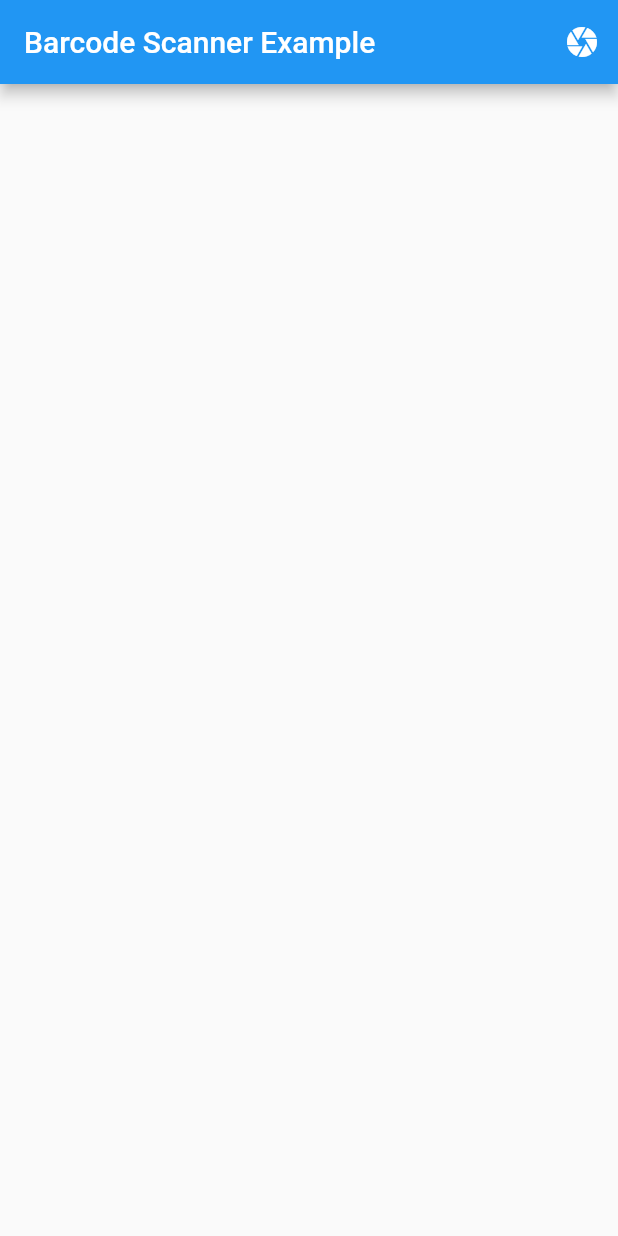
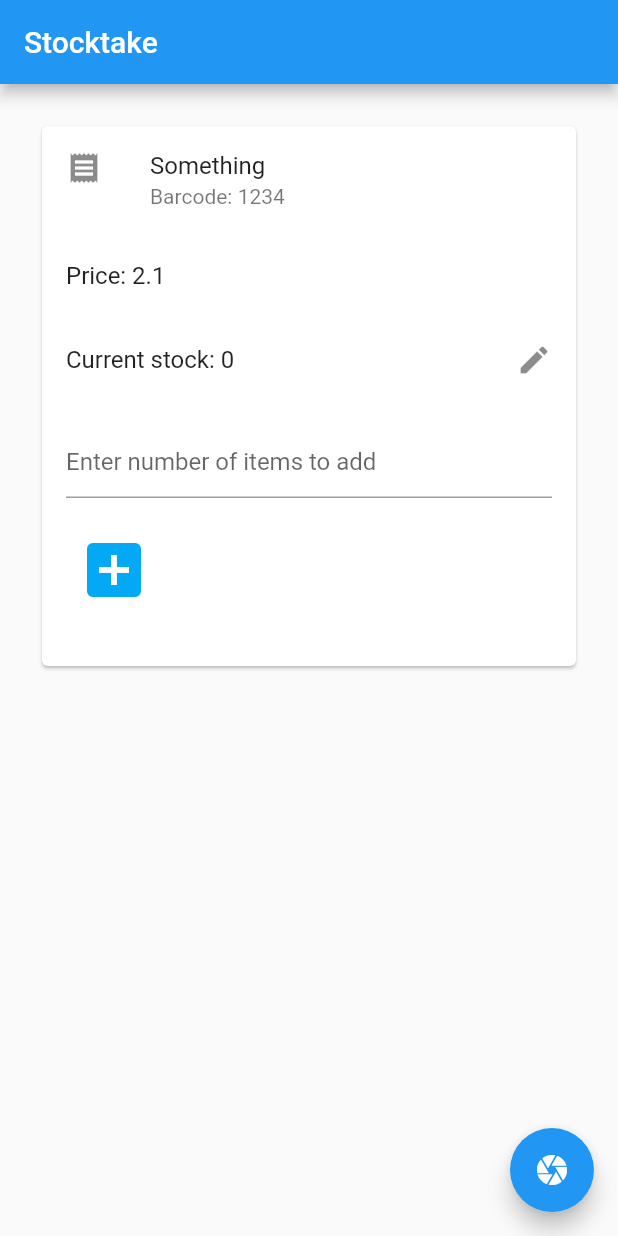
Before and after one commit to ruairitobrien/StockTake, a Flutter app: the screen it shows after launch, on a phone screen of 412 x 824 dp. Run offline on Flutter 3.47's test engine with Material 2 defaults, Android fonts, the phone set to English and light mode, and no system bars; missing offline and left inert: barcode_scan.

Commit message:
Form layout pretty OK

```diff
--- a/lib/main.dart
+++ b/lib/main.dart
@@ -1,11 +1,53 @@
 import 'dart:async';
-
+import 'dart:convert';
 import 'package:barcode_scan/barcode_scan.dart';
 import 'package:flutter/material.dart';
 import 'package:flutter/services.dart';
+import 'package:http/http.dart' as http;
 
 void main() {
   runApp(Stocktake());
+}
+
+class Product {
+  final String barcode;
+  final String description;
+  final String averageCost;
+  final String price;
+  final int stock;
+
+  Product(
+      {this.barcode,
+      this.description,
+      this.averageCost,
+      this.price,
+      this.stock});
+
+  factory Product.fromJson(Map<String, dynamic> json) {
+    return Product(
+        barcode: json['barcode'],
+        description: json['description'],
+        averageCost: json['averageCost'],
+        price: json['price'],
+        stock: json['stock']);
+  }
+}
+
+class ProductResponse {
+  final String status;
+  final Product value;
+
+  ProductResponse({
+    this.status,
+    this.value,
+  });
+
+  factory ProductResponse.fromJson(Map<String, dynamic> json) {
+    return ProductResponse(
+      status: json['status'],
+      value: Product.fromJson(json['value']),
+    );
+  }
 }
 
 class Stocktake extends StatelessWidget {
@@ -18,55 +60,98 @@ class Stocktake extends StatelessWidget {
         primarySwatch: Colors.blue,
         visualDensity: VisualDensity.adaptivePlatformDensity,
       ),
-      home: HomePage(title: 'Stocktake'),
+      home: HomePage(),
     );
   }
 }
 
 class HomePage extends StatefulWidget {
-  HomePage({Key key, this.title}) : super(key: key);
-
-  final String title;
+  HomePage({Key key}) : super(key: key);
 
   @override
   _HomePageState createState() => _HomePageState();
 }
 
 class _HomePageState extends State<HomePage> {
-  ScanResult scanResult;
+  final _formKey = GlobalKey<FormState>();
+  ProductResponse productResponse;
 
   @override
   // ignore: type_annotate_public_apis
   initState() {
     super.initState();
-
-    Future.delayed(Duration.zero, () async {
-      setState(() {});
-    });
+    productResponse = ProductResponse(
+        status: "SUCCESS",
+        value: Product(
+            barcode: "1234",
+            description: "Something",
+            averageCost: "2.2345",
+            price: "2.1",
+            stock: 0));
   }
 
   @override
   Widget build(BuildContext context) {
+    Product product;
+    if (productResponse != null) product = productResponse.value;
+
     var contentList = <Widget>[
-      if (scanResult != null)
+      if (productResponse == null)
+        Center(
+          child: Text('Scan a barcode to begin'),
+        ),
+      if (productResponse != null)
         Card(
           child: Column(
             children: <Widget>[
               ListTile(
-                title: Text("Result Type"),
-                subtitle: Text(scanResult.type?.toString() ?? ""),
+                leading: Icon(Icons.receipt),
+                title: Text(product.description),
+                subtitle: Text('Barcode: ${product.barcode}'),
               ),
               ListTile(
-                title: Text("Raw Content"),
-                subtitle: Text(scanResult.rawContent ?? ""),
+                title: Text('Price: ${product.price}'),
               ),
               ListTile(
-                title: Text("Format"),
-                subtitle: Text(scanResult.format?.toString() ?? ""),
+                title: Text('Current stock: ${product.stock}'),
+                trailing: Icon(Icons.edit),
               ),
-              ListTile(
-                title: Text("Format note"),
-                subtitle: Text(scanResult.formatNote ?? ""),
+              Padding(
+                padding: const EdgeInsets.symmetric(
+                    vertical: 16.0, horizontal: 16.0),
+                child: Form(
+                  key: _formKey,
+                  child: Column(
+                    crossAxisAlignment: CrossAxisAlignment.start,
+                    children: <Widget>[
+                      TextFormField(
+                        decoration: const InputDecoration(
+                          hintText: 'Enter number of items to add',
+                        ),
+                        validator: (value) {
+                          if (value.isEmpty) {
+                            return 'Please enter an amount';
+                          }
+                          return null;
+                        },
+                      ),
+                      Padding(
+                        padding: const EdgeInsets.symmetric(vertical: 16.0),
+                        child: IconButton(
+                          icon: Icon(Icons.add_box),
+                          color: Colors.lightBlue,
+                          iconSize: 48,
+                          tooltip: 'Add stock',
+                          onPressed: () {
+                            setState(() {
+                              if (_formKey.currentState.validate()) {}
+                            });
+                          },
+                        ),
+                      ),
+                    ],
+                  ),
+                ),
               ),
             ],
           ),
@@ -75,46 +160,37 @@ class _HomePageState extends State<HomePage> {
 
     return Scaffold(
       appBar: AppBar(
-        title: Text('Barcode Scanner Example'),
-        actions: <Widget>[
-          IconButton(
-            icon: Icon(Icons.camera),
-            tooltip: "Scan",
-            onPressed: scan,
-          )
-        ],
+        title: Text('Stocktake'),
       ),
-      body: ListView(
-        scrollDirection: Axis.vertical,
-        shrinkWrap: true,
-        children: contentList,
+      body: new Padding(
+        padding: const EdgeInsets.all(24.0),
+        child: new Column(
+            mainAxisAlignment: MainAxisAlignment.start,
+            mainAxisSize: MainAxisSize.max,
+            crossAxisAlignment: CrossAxisAlignment.center,
+            children: contentList),
       ),
+      floatingActionButton: new FloatingActionButton(
+          child: new Icon(Icons.camera), onPressed: fabPressed),
     );
   }
 
-  Future scan() async {
+  Future fabPressed() async {
     try {
       var options = ScanOptions();
 
       var result = await BarcodeScanner.scan(options: options);
-
-      setState(() => scanResult = result);
+      var res = await getProduct(result.rawContent);
+      var productResponse = ProductResponse.fromJson(json.decode(res.body));
+      setState(() => productResponse = productResponse);
     } on PlatformException catch (e) {
-      var result = ScanResult(
-        type: ResultType.Error,
-        format: BarcodeFormat.unknown,
-      );
-
-      if (e.code == BarcodeScanner.cameraAccessDenied) {
-        setState(() {
-          result.rawContent = 'The user did not grant the camera permission!';
-        });
-      } else {
-        result.rawContent = 'Unknown error: $e';
-      }
-      setState(() {
-        scanResult = result;
-      });
+      print(e);
     }
   }
 }
+
+Future<http.Response> getProduct(String barCode) {
+  return http.get(
+      'https://script.google.com/macros/s/AKfycbyPSw_kcKCK7_tY453y4J1U13NR5VZssPhwaJYdPQHuhvDwHNM/exec?barcode=' +
+          barCode);
+}
--- a/pubspec.yaml
+++ b/pubspec.yaml
@@ -1,5 +1,5 @@
 name: stocktake
-description: A new Flutter project.
+description: Help with stock taking
 
 publish_to: "none"
 
```
Also changed, not shown: 1 other file.
